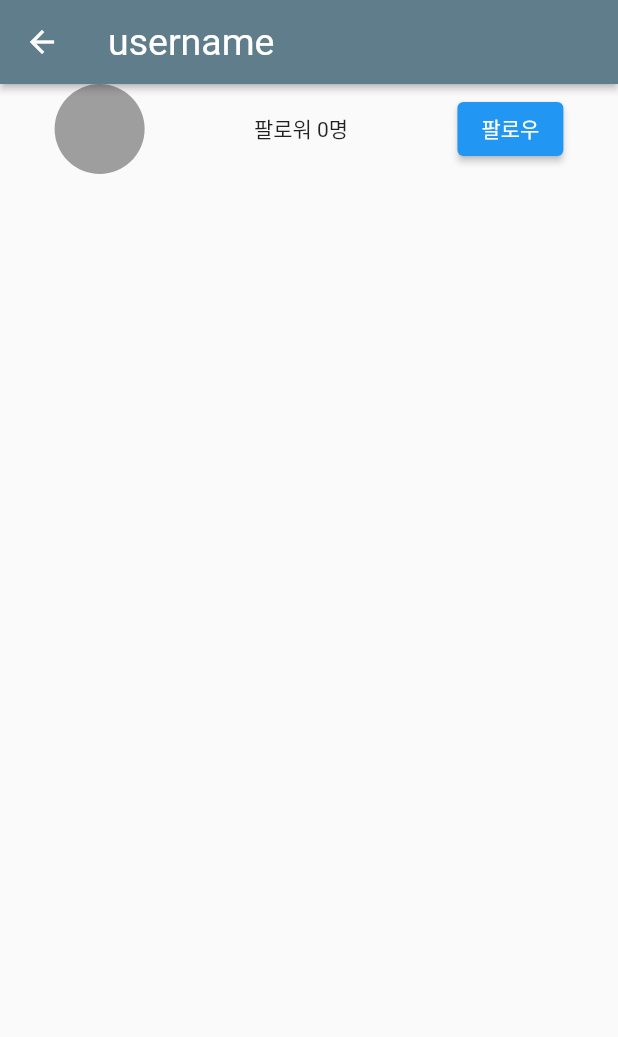
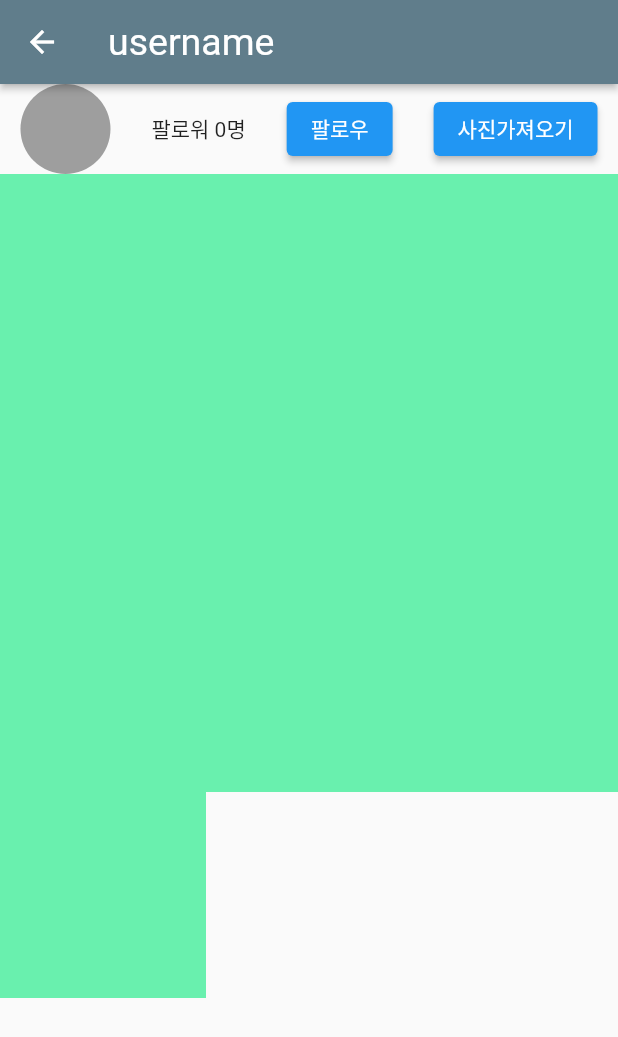
Before and after one commit to 5witchkr/flutter-tutorial, a Flutter app: the UserPage screen opened directly, on a phone screen of 412 x 824 dp. Shown: the top 1037 px of the screen. Run offline on Flutter 3.47's test engine with Material 2 defaults, Android fonts, the phone set to English and light mode, and no system bars; our stand-ins replace image_picker, shared_preferences; accounts and stored records are empty; network calls fail.

Commit message:
feat: Add GridView, CustomScrollView

```diff
--- a/lib/UserPage.dart
+++ b/lib/UserPage.dart
@@ -12,20 +12,48 @@ class UserPage extends StatelessWidget {
     return Scaffold(
       //provider Store1.name data사용
       appBar: AppBar(title: Text(context.watch<Store2>().name),),
-      body: Row(
+      body: CustomScrollView(
+        //Customscrollview - slivers안에있는것들 합쳐서 스크롤을 만들어줌
+        slivers: [
+          SliverToBoxAdapter(
+            child: ProfileHeader(),
+          ),
+          SliverGrid(
+              delegate: SliverChildBuilderDelegate(
+                  (c, i) => Container(color: Colors.greenAccent),
+                childCount: 10,
+              ),
+              gridDelegate: SliverGridDelegateWithFixedCrossAxisCount(crossAxisCount: 3)),
+        ]
+      )
+    );
+  }
+}
+
+
+class ProfileHeader extends StatelessWidget {
+  const ProfileHeader({Key? key}) : super(key: key);
+
+  @override
+  Widget build(BuildContext context) {
+    return Row(
       mainAxisAlignment: MainAxisAlignment.spaceAround,
       children: [
         CircleAvatar(
           radius: 30,
           backgroundColor: Colors.grey,
         ),
-          Text('팔로워 ${context.watch<Store1>().follower}명'),
+        Text('팔로워 ${context
+            .watch<Store1>()
+            .follower}명'),
         ElevatedButton(onPressed: () {
           //provider Store1 funtion 사용
           context.read<Store1>().addFollower();
-          }, child: Text('팔로우'))
+        }, child: Text('팔로우')),
+        ElevatedButton(onPressed: () {
+          context.read<Store3>().getData();
+        }, child: Text('사진가져오기')),
       ],
-      ),
     );
   }
 }
--- a/lib/main.dart
+++ b/lib/main.dart
@@ -26,6 +26,7 @@ void main() {
       providers: [
         ChangeNotifierProvider(create: (c) => Store1()),
         ChangeNotifierProvider(create: (c) => Store2()),
+        ChangeNotifierProvider(create: (c) => Store3()),
       ],
       //materialapp위젯 사용함 (option : title, theme, home)
       child: MaterialApp(
```
Lines whose indentation alone changed are shown as unchanged.
